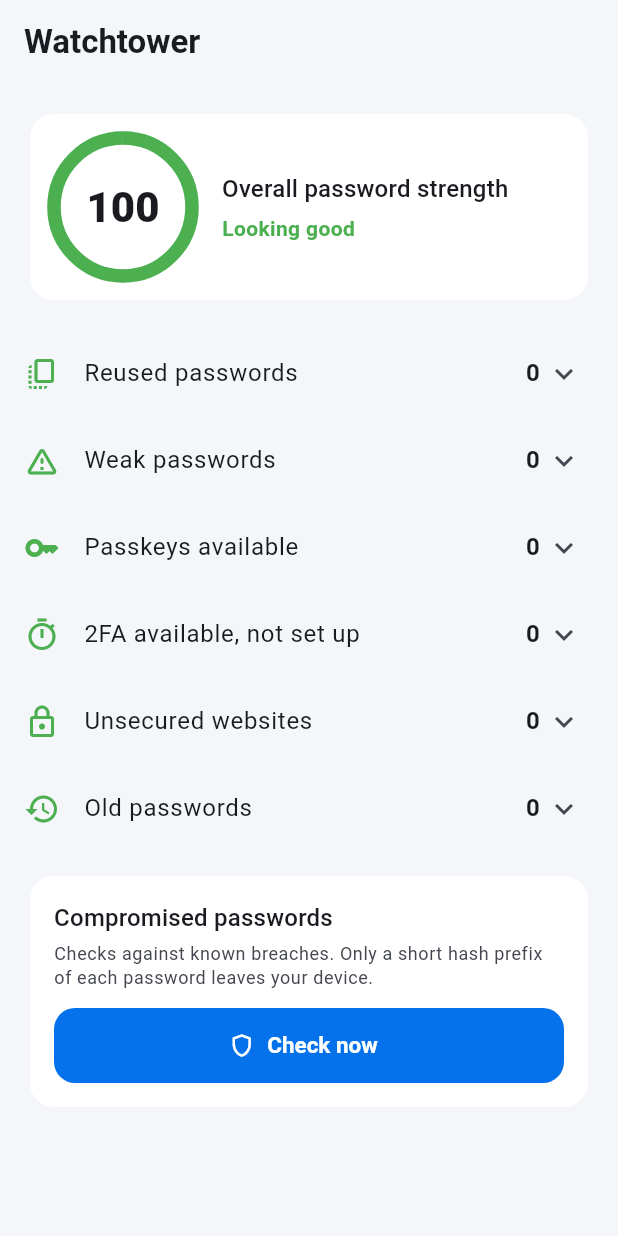
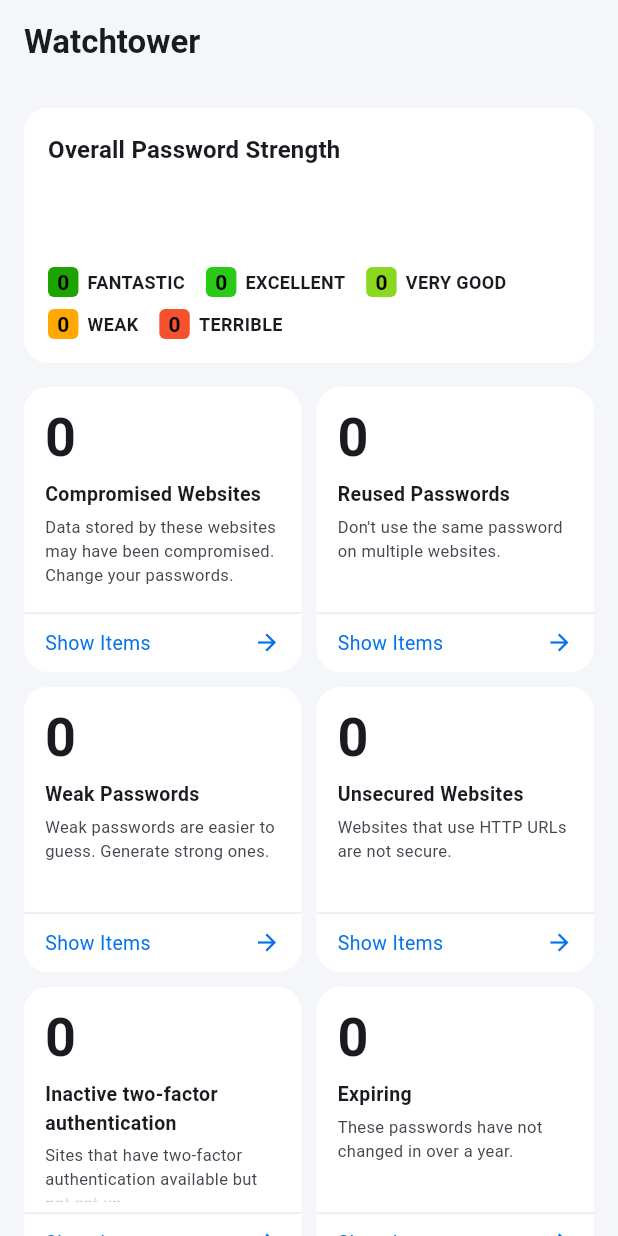
Before and after one commit to breaking-bash/securevault, a Flutter app: the WatchtowerScreen screen opened directly, on a phone screen of 412 x 824 dp. Run offline on Flutter 3.47's test engine with Material 3 defaults, Android fonts, the phone set to English and light mode, and no system bars; our stand-ins replace file_picker, flutter_secure_storage, local_auth, pdf, qr_flutter, sqflite_common_ffi; missing offline and left inert: base32, cryptography, local_auth_android, mobile_scanner, otp; accounts and stored records are empty.

Commit message:
1Password-style Watchtower dashboard and Show less in New Item
Co-authored-by: Copilot App <223556219+Copilot@users.noreply.github.com>

```diff
--- a/lib/ui/screens/new_item_screen.dart
+++ b/lib/ui/screens/new_item_screen.dart
@@ -25,6 +25,7 @@ class NewItemScreen extends StatefulWidget {
 
 class _NewItemScreenState extends State<NewItemScreen> {
   String _q = '';
+  bool _expanded = true;
 
   static const _featured = <EntryType?>[
     EntryType.login,
@@ -96,26 +97,44 @@ class _NewItemScreenState extends State<NewItemScreen> {
               children: [for (final c in f) _FeaturedCard(c, () => _open(c))],
             ),
           if (f.isNotEmpty && m.isNotEmpty) const SizedBox(height: 20),
+          if (m.isNotEmpty && _expanded)
+            GridView.count(
+              shrinkWrap: true,
+              physics: const NeverScrollableScrollPhysics(),
+              crossAxisCount: 2,
+              mainAxisSpacing: 8,
+              crossAxisSpacing: 8,
+              mainAxisExtent: 56,
+              children: [
+                for (final c in m)
+                  Card(
+                    margin: EdgeInsets.zero,
+                    clipBehavior: Clip.antiAlias,
+                    child: InkWell(
+                      onTap: () => _open(c),
+                      child: Padding(
+                        padding: const EdgeInsets.symmetric(horizontal: 10),
+                        child: Row(children: [
+                          TypeTile(icon: c.icon, color: c.color, size: 32),
+                          const SizedBox(width: 10),
+                          Expanded(
+                              child: Text(c.label,
+                                  maxLines: 2,
+                                  overflow: TextOverflow.ellipsis,
+                                  style: const TextStyle(fontSize: 13))),
+                        ]),
+                      ),
+                    ),
+                  ),
+              ],
+            ),
           if (m.isNotEmpty)
-            Card(
-              margin: EdgeInsets.zero,
-              clipBehavior: Clip.antiAlias,
-              child: Column(
-                children: [
-                  for (var i = 0; i < m.length; i++) ...[
-                    if (i > 0) const Divider(height: 0, indent: 68),
-                    ListTile(
-                      leading: TypeTile(
-                          icon: m[i].icon, color: m[i].color, size: 36),
-                      title: Text(m[i].label),
-                      trailing: const Icon(Icons.add),
-                      onTap: () => _open(m[i]),
-                    ),
-                  ],
-                ],
+            Center(
+              child: TextButton(
+                onPressed: () => setState(() => _expanded = !_expanded),
+                child: Text(_expanded ? 'Show less' : 'Show more'),
               ),
-            ),
-          if (f.isEmpty && m.isEmpty)
+            ),          if (f.isEmpty && m.isEmpty)
             const Padding(
               padding: EdgeInsets.all(32),
               child: Center(child: Text('No matching categories')),
--- a/lib/ui/screens/watchtower_screen.dart
+++ b/lib/ui/screens/watchtower_screen.dart
@@ -2,6 +2,7 @@ import 'package:flutter/material.dart';
 import 'package:provider/provider.dart';
 
 import '../../models/vault_entry.dart';
+import '../../services/password_generator.dart';
 
 import '../../services/watchtower_service.dart';
 import '../../state/vault_state.dart';
@@ -58,11 +59,6 @@ class _WatchtowerScreenState extends State<WatchtowerScreen> {
     await state.updateSettings(s);
   }
 
-  Color _scoreColor(int s) => s >= 80
-      ? Colors.green
-      : s >= 50
-          ? Colors.orange
-          : Colors.red;
 
   @override
   Widget build(BuildContext context) {
@@ -79,90 +75,48 @@ class _WatchtowerScreenState extends State<WatchtowerScreen> {
         ? const <VaultEntry>[]
         : active.where((e) => _breaches!.containsKey(e.id)).toList();
     final passkeys = active.where((e) => e.type == EntryType.passkey).toList();
-    final score = WatchtowerService.instance.score(active, findings);
-    final color = _scoreColor(score);
 
     return Scaffold(
       appBar: AppBar(title: const Text('Watchtower')),
       body: ListView(
         children: [
+          _strengthCard(context, active),
           Padding(
-            padding: const EdgeInsets.all(16),
-            child: Card(
-              child: Padding(
-                padding: const EdgeInsets.all(16),
-                child: Row(children: [
-                  SizedBox(
-                    width: 92,
-                    height: 92,
-                    child: Stack(alignment: Alignment.center, children: [
-                      SizedBox.expand(
-                        child: CircularProgressIndicator(
-                          value: score / 100,
-                          strokeWidth: 9,
-                          color: color,
-                          backgroundColor: color.withValues(alpha: 0.18),
-                        ),
-                      ),
-                      Text('$score',
-                          style: Theme.of(context)
-                              .textTheme
-                              .headlineMedium
-                              ?.copyWith(fontWeight: FontWeight.w800)),
-                    ]),
-                  ),
-                  const SizedBox(width: 20),
-                  Expanded(
-                    child: Column(
-                      crossAxisAlignment: CrossAxisAlignment.start,
-                      children: [
-                        Text('Overall password strength',
-                            style: Theme.of(context).textTheme.titleMedium),
-                        const SizedBox(height: 4),
-                        Text(
-                          score >= 80
-                              ? 'Looking good'
-                              : score >= 50
-                                  ? 'Could be stronger'
-                                  : 'Needs attention',
-                          style: TextStyle(
-                              color: color, fontWeight: FontWeight.w600),
-                        ),
-                      ],
-                    ),
-                  ),
-                ]),
-              ),
+            padding: const EdgeInsets.symmetric(horizontal: 16),
+            child: GridView.count(
+              shrinkWrap: true,
+              physics: const NeverScrollableScrollPhysics(),
+              crossAxisCount: 2,
+              mainAxisSpacing: 10,
+              crossAxisSpacing: 10,
+              mainAxisExtent: 190,
+              children: [
+                _statCard(context, breached.length, 'Compromised Websites',
+                    'Data stored by these websites may have been compromised. Change your passwords.',
+                    () => _push(context, 'Compromised Websites', null,
+                        (s) => breached.map((e) => e.id).toList(), (id) => 'Seen in ${_breaches![id]} breaches')),
+                _issueCard(context, findings, WatchtowerIssue.reused,
+                    'Reused Passwords',
+                    "Don't use the same password on multiple websites."),
+                _issueCard(context, findings, WatchtowerIssue.weak,
+                    'Weak Passwords',
+                    'Weak passwords are easier to guess. Generate strong ones.'),
+                _issueCard(context, findings, WatchtowerIssue.insecureUrl,
+                    'Unsecured Websites',
+                    'Websites that use HTTP URLs are not secure.'),
+                _issueCard(context, findings, WatchtowerIssue.missing2fa,
+                    'Inactive two-factor authentication',
+                    'Sites that have two-factor authentication available but not set up.'),
+                _issueCard(context, findings, WatchtowerIssue.old,
+                    'Expiring',
+                    'These passwords have not changed in over a year.'),
+                _statCard(context, passkeys.length, 'Passkeys available',
+                    'Passkeys saved in your vault.',
+                    () => _push(context, 'Passkeys', null,
+                        (s) => passkeys.map((e) => e.id).toList(), (_) => 'Passkey saved')),
+              ],
             ),
           ),
-          _summary(context, state, 'Reused passwords', Icons.copy_all_outlined,
-              findings.where((f) => f.issue == WatchtowerIssue.reused).toList(),
-              WatchtowerIssue.reused),
-          _summary(context, state, 'Weak passwords',
-              Icons.warning_amber_rounded,
-              findings.where((f) => f.issue == WatchtowerIssue.weak).toList(),
-              WatchtowerIssue.weak),
-          _entriesGroup(context, 'Passkeys available', Icons.key, passkeys,
-              (e) => 'Passkey saved'),
-          _summary(context, state, '2FA available, not set up',
-              Icons.timer_outlined,
-              findings
-                  .where((f) => f.issue == WatchtowerIssue.missing2fa)
-                  .toList(),
-              WatchtowerIssue.missing2fa),
-          _summary(context, state, 'Unsecured websites', Icons.https_outlined,
-              findings
-                  .where((f) => f.issue == WatchtowerIssue.insecureUrl)
-                  .toList(),
-              WatchtowerIssue.insecureUrl),
-          _summary(context, state, 'Old passwords', Icons.history,
-              findings.where((f) => f.issue == WatchtowerIssue.old).toList(),
-              WatchtowerIssue.old),
-          if (breached.isNotEmpty)
-            _entriesGroup(context, 'Breached passwords',
-                Icons.gpp_bad_outlined, breached,
-                (e) => 'Seen in ${_breaches![e.id]} breaches',
-                color: scheme.error),
           Padding(
             padding: const EdgeInsets.fromLTRB(16, 12, 16, 0),
             child: Card(
@@ -234,70 +188,185 @@ class _WatchtowerScreenState extends State<WatchtowerScreen> {
     );
   }
 
-  Widget _summary(BuildContext context, VaultState state, String title,
-      IconData icon, List<WatchtowerFinding> items, WatchtowerIssue issue) {
-    return _group(
-      context,
-      title,
-      icon,
-      items.length,
-      [
-        for (final f in items)
-          ListTile(
-            title: Text(f.entry.title.isEmpty ? '(untitled)' : f.entry.title),
-            subtitle: Text(f.detail),
-            onTap: () => _open(context, f.entry.id),
-            trailing: IconButton(
-              tooltip: 'Ignore this alert',
-              icon: const Icon(Icons.visibility_off_outlined),
-              onPressed: () => _setIgnored(state, f.entry.id, issue, true),
-            ),
+
+  Widget _strengthCard(BuildContext context, List<VaultEntry> active) {
+    const labels = ['TERRIBLE', 'WEAK', 'VERY GOOD', 'EXCELLENT', 'FANTASTIC'];
+    const colors = [
+      Color(0xFFF4512C),
+      Color(0xFFFFA900),
+      Color(0xFF8AD91E),
+      Color(0xFF2ACB16),
+      Color(0xFF1BA300),
+    ];
+    final counts = List.filled(5, 0);
+    for (final e in active.where((e) => e.type == EntryType.login && e.password.isNotEmpty)) {
+      counts[PasswordGenerator.instance.strength(e.password).clamp(0, 4)]++;
+    }
+    final total = counts.fold<int>(0, (a, b) => a + b);
+    return Padding(
+      padding: const EdgeInsets.all(16),
+      child: Card(
+        margin: EdgeInsets.zero,
+        child: Padding(
+          padding: const EdgeInsets.all(16),
+          child: Column(
+            crossAxisAlignment: CrossAxisAlignment.start,
+            children: [
+              Text('Overall Password Strength',
+                  style: Theme.of(context)
+                      .textTheme
+                      .titleMedium
+                      ?.copyWith(fontWeight: FontWeight.w700)),
+              const SizedBox(height: 14),
+              ClipRRect(
+                borderRadius: BorderRadius.circular(6),
+                child: SizedBox(
+                  height: 38,
+                  child: total == 0
+                      ? ColoredBox(color: Colors.grey.withValues(alpha: 0.3))
+                      : Row(children: [
+                          for (var i = 4; i >= 0; i--)
+                            if (counts[i] > 0)
+                              Expanded(
+                                flex: counts[i],
+                                child: Container(
+                                    margin: const EdgeInsets.only(right: 1),
+                                    color: colors[i]),
+                              ),
+                        ]),
+                ),
+              ),
+              const SizedBox(height: 14),
+              Wrap(spacing: 14, runSpacing: 8, children: [
+                for (var i = 4; i >= 0; i--)
+                  Row(mainAxisSize: MainAxisSize.min, children: [
+                    Container(
+                      padding: const EdgeInsets.symmetric(horizontal: 6),
+                      decoration: BoxDecoration(
+                          color: colors[i],
+                          borderRadius: BorderRadius.circular(4)),
+                      child: Text('${counts[i]}',
+                          style: const TextStyle(
+                              color: Colors.black, fontWeight: FontWeight.w700)),
+                    ),
+                    const SizedBox(width: 6),
+                    Text(labels[i],
+                        style: const TextStyle(
+                            fontSize: 12, fontWeight: FontWeight.w600)),
+                  ]),
+              ]),
+            ],
           ),
-      ],
+        ),
+      ),
     );
   }
 
-  Widget _entriesGroup(BuildContext context, String title, IconData icon,
-      List<VaultEntry> items, String Function(VaultEntry) detail,
-      {Color? color}) {
-    return _group(
-      context,
-      title,
-      icon,
-      items.length,
-      [
-        for (final e in items)
-          ListTile(
-            title: Text(e.title.isEmpty ? '(untitled)' : e.title),
-            subtitle: Text(detail(e)),
-            trailing: const Icon(Icons.chevron_right),
-            onTap: () => _open(context, e.id),
+  Widget _issueCard(BuildContext context, List<WatchtowerFinding> findings,
+      WatchtowerIssue issue, String title, String desc) {
+    final items = findings.where((f) => f.issue == issue).toList();
+    return _statCard(
+        context,
+        items.length,
+        title,
+        desc,
+        () => _push(context, title, issue,
+            (s) => [for (final f in _live(s, issue)) f.entry.id], (_) => ''));
+  }
+
+  List<WatchtowerFinding> _live(VaultState s, WatchtowerIssue issue) {
+    final ign = s.settings.ignoredAlerts;
+    return WatchtowerService.instance
+        .analyze(s.activeEntries)
+        .where((f) => f.issue == issue && !ign.contains(_key(f.entry.id, issue)))
+        .toList();
+  }
+
+  Widget _statCard(BuildContext context, int count, String title, String desc,
+      VoidCallback onTap) {
+    final scheme = Theme.of(context).colorScheme;
+    return Card(
+      margin: EdgeInsets.zero,
+      clipBehavior: Clip.antiAlias,
+      child: InkWell(
+        onTap: onTap,
+        child: Column(children: [
+          Expanded(
+            child: Padding(
+              padding: const EdgeInsets.fromLTRB(14, 12, 14, 8),
+              child: Column(
+                crossAxisAlignment: CrossAxisAlignment.start,
+                children: [
+                  Text('$count',
+                      style: Theme.of(context)
+                          .textTheme
+                          .displaySmall
+                          ?.copyWith(fontWeight: FontWeight.w700)),
+                  const SizedBox(height: 6),
+                  Text(title,
+                      maxLines: 2,
+                      overflow: TextOverflow.ellipsis,
+                      style: const TextStyle(
+                          fontWeight: FontWeight.w700, fontSize: 13)),
+                  const SizedBox(height: 4),
+                  Expanded(
+                    child: Text(desc,
+                        overflow: TextOverflow.fade,
+                        style: TextStyle(
+                            fontSize: 11, color: scheme.onSurfaceVariant)),
+                  ),
+                ],
+              ),
+            ),
           ),
-      ],
-      color: color,
+          const Divider(height: 0),
+          Padding(
+            padding: const EdgeInsets.symmetric(horizontal: 14, vertical: 10),
+            child: Row(children: [
+              Expanded(
+                  child: Text('Show Items',
+                      style: TextStyle(
+                          color: scheme.primary, fontSize: 13))),
+              Icon(Icons.arrow_forward, size: 18, color: scheme.primary),
+            ]),
+          ),
+        ]),
+      ),
     );
   }
 
-  Widget _group(BuildContext context, String title, IconData icon, int count,
-      List<Widget> children,
-      {Color? color}) {
-    final c = color ?? Theme.of(context).colorScheme.onSurfaceVariant;
-    return ExpansionTile(
-      leading: Icon(icon, color: count == 0 ? Colors.green : c),
-      title: Text(title),
-      trailing: Row(mainAxisSize: MainAxisSize.min, children: [
-        Text('$count',
-            style: Theme.of(context)
-                .textTheme
-                .titleMedium
-                ?.copyWith(fontWeight: FontWeight.w700)),
-        const SizedBox(width: 4),
-        Text(count == 0 ? '' : 'Show items',
-            style: Theme.of(context).textTheme.labelSmall),
-        const Icon(Icons.expand_more),
-      ]),
-      children: children,
-    );
+  void _push(BuildContext context, String title, WatchtowerIssue? issue,
+      List<String> Function(VaultState) ids, String Function(String) detail) {
+    Navigator.of(context).push(MaterialPageRoute(
+      builder: (_) => Consumer<VaultState>(builder: (ctx, s, _) {
+        final list = ids(s);
+        return Scaffold(
+          appBar: AppBar(title: Text(title)),
+          body: list.isEmpty
+              ? const Center(child: Text('Nothing to show. Nice work!'))
+              : ListView(children: [
+                  for (final id in list)
+                    ListTile(
+                      title: Text(s.entries
+                              .firstWhere((e) => e.id == id)
+                              .title
+                              .isEmpty
+                          ? '(untitled)'
+                          : s.entries.firstWhere((e) => e.id == id).title),
+                      subtitle: detail(id).isEmpty ? null : Text(detail(id)),
+                      onTap: () => _open(ctx, id),
+                      trailing: issue == null
+                          ? const Icon(Icons.chevron_right)
+                          : IconButton(
+                              tooltip: 'Ignore this alert',
+                              icon: const Icon(Icons.visibility_off_outlined),
+                              onPressed: () => _setIgnored(s, id, issue, true),
+                            ),
+                    ),
+                ]),
+        );
+      }),
+    ));
   }
 
   void _open(BuildContext context, String id) => Navigator.of(context).push(
```
